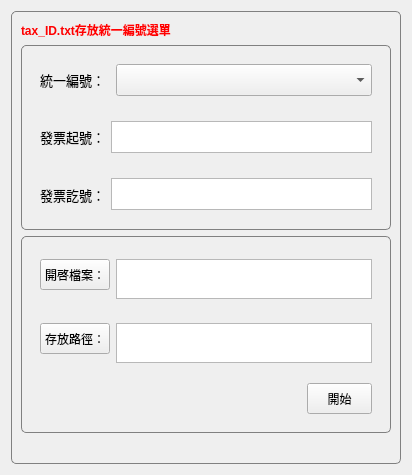
Old version of the form invoice_UI.ui in the repository Andywang-95/invoicefunc.
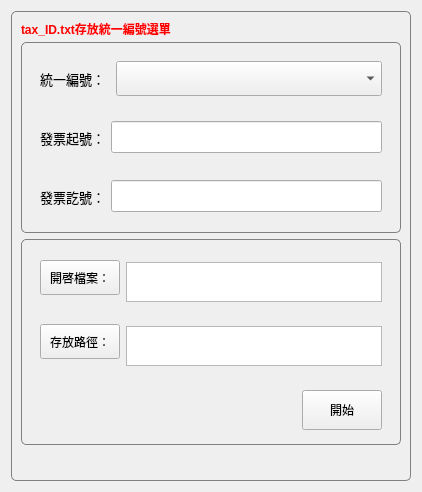
New version of the form.

Commit message: 調整發票起訖號輸入欄形式為LineEdit形式，以便可以用Tab選用

Patch:
```diff
--- a/invoice_UI.ui
+++ b/invoice_UI.ui
@@ -6,8 +6,8 @@
    <rect>
     <x>0</x>
     <y>0</y>
-    <width>408</width>
-    <height>475</height>
+    <width>418</width>
+    <height>488</height>
    </rect>
   </property>
   <property name="windowTitle">
@@ -77,7 +77,7 @@
               <property name="minimumSize">
                <size>
                 <width>50</width>
-                <height>31</height>
+                <height>35</height>
                </size>
               </property>
               <property name="maximumSize">
@@ -102,6 +102,12 @@
             </item>
             <item>
              <widget class="QComboBox" name="tax_text">
+              <property name="sizePolicy">
+               <sizepolicy hsizetype="Preferred" vsizetype="Preferred">
+                <horstretch>0</horstretch>
+                <verstretch>0</verstretch>
+               </sizepolicy>
+              </property>
               <property name="minimumSize">
                <size>
                 <width>250</width>
@@ -130,15 +136,22 @@
               <property name="minimumSize">
                <size>
                 <width>50</width>
-                <height>31</height>
+                <height>35</height>
                </size>
               </property>
               <property name="font">
                <font>
                 <family>Agency FB</family>
                 <pointsize>10</pointsize>
+                <weight>50</weight>
+                <bold>false</bold>
+                <underline>false</underline>
+                <strikeout>false</strikeout>
                </font>
               </property>
+              <property name="layoutDirection">
+               <enum>Qt::LeftToRight</enum>
+              </property>
               <property name="styleSheet">
                <string notr="true">min-width: 50px;</string>
               </property>
@@ -148,21 +161,33 @@
              </widget>
             </item>
             <item>
-             <widget class="QTextEdit" name="invoice_b_num">
+             <widget class="QLineEdit" name="invoice_b_num">
+              <property name="sizePolicy">
+               <sizepolicy hsizetype="Expanding" vsizetype="Expanding">
+                <horstretch>0</horstretch>
+                <verstretch>0</verstretch>
+               </sizepolicy>
+              </property>
               <property name="minimumSize">
                <size>
                 <width>256</width>
                 <height>32</height>
                </size>
               </property>
+              <property name="maximumSize">
+               <size>
+                <width>16777215</width>
+                <height>32</height>
+               </size>
+              </property>
               <property name="font">
                <font>
                 <family>Arial</family>
-                <pointsize>10</pointsize>
+                <pointsize>12</pointsize>
                </font>
               </property>
-              <property name="styleSheet">
-               <string notr="true">max-height: 30px</string>
+              <property name="focusPolicy">
+               <enum>Qt::StrongFocus</enum>
               </property>
              </widget>
             </item>
@@ -177,7 +202,7 @@
               <property name="minimumSize">
                <size>
                 <width>50</width>
-                <height>31</height>
+                <height>35</height>
                </size>
               </property>
               <property name="font">
@@ -195,21 +220,33 @@
              </widget>
             </item>
             <item>
-             <widget class="QTextEdit" name="invoice_e_num">
+             <widget class="QLineEdit" name="invoice_e_num">
+              <property name="sizePolicy">
+               <sizepolicy hsizetype="Expanding" vsizetype="Expanding">
+                <horstretch>0</horstretch>
+                <verstretch>0</verstretch>
+               </sizepolicy>
+              </property>
               <property name="minimumSize">
                <size>
                 <width>256</width>
                 <height>32</height>
                </size>
               </property>
+              <property name="maximumSize">
+               <size>
+                <width>16777215</width>
+                <height>32</height>
+               </size>
+              </property>
               <property name="font">
                <font>
                 <family>Arial</family>
-                <pointsize>10</pointsize>
+                <pointsize>12</pointsize>
                </font>
               </property>
-              <property name="styleSheet">
-               <string notr="true">max-height: 30px</string>
+              <property name="focusPolicy">
+               <enum>Qt::StrongFocus</enum>
               </property>
              </widget>
             </item>
@@ -235,14 +272,14 @@
              <widget class="QPushButton" name="open">
               <property name="minimumSize">
                <size>
-                <width>70</width>
-                <height>31</height>
+                <width>80</width>
+                <height>35</height>
                </size>
               </property>
               <property name="maximumSize">
                <size>
-                <width>70</width>
-                <height>31</height>
+                <width>80</width>
+                <height>35</height>
                </size>
               </property>
               <property name="font">
@@ -275,6 +312,12 @@
                 <pointsize>8</pointsize>
                </font>
               </property>
+              <property name="focusPolicy">
+               <enum>Qt::NoFocus</enum>
+              </property>
+              <property name="styleSheet">
+               <string notr="true"/>
+              </property>
              </widget>
             </item>
            </layout>
@@ -287,14 +330,14 @@
              <widget class="QPushButton" name="save">
               <property name="minimumSize">
                <size>
-                <width>70</width>
-                <height>31</height>
+                <width>80</width>
+                <height>35</height>
                </size>
               </property>
               <property name="maximumSize">
                <size>
-                <width>70</width>
-                <height>31</height>
+                <width>80</width>
+                <height>35</height>
                </size>
               </property>
               <property name="font">
@@ -352,8 +395,8 @@
              <widget class="QPushButton" name="start">
               <property name="minimumSize">
                <size>
-                <width>65</width>
-                <height>31</height>
+                <width>80</width>
+                <height>40</height>
                </size>
               </property>
               <property name="maximumSize">
@@ -378,7 +421,7 @@
         <property name="minimumSize">
          <size>
           <width>0</width>
-          <height>15</height>
+          <height>20</height>
          </size>
         </property>
         <property name="font">
@@ -386,6 +429,7 @@
           <family>Arial</family>
           <weight>75</weight>
           <bold>true</bold>
+          <underline>true</underline>
          </font>
         </property>
         <property name="styleSheet">
```
Left out of the diff: 23 changed lines with no effect on the pictures. The commit also changes 4 other files.
